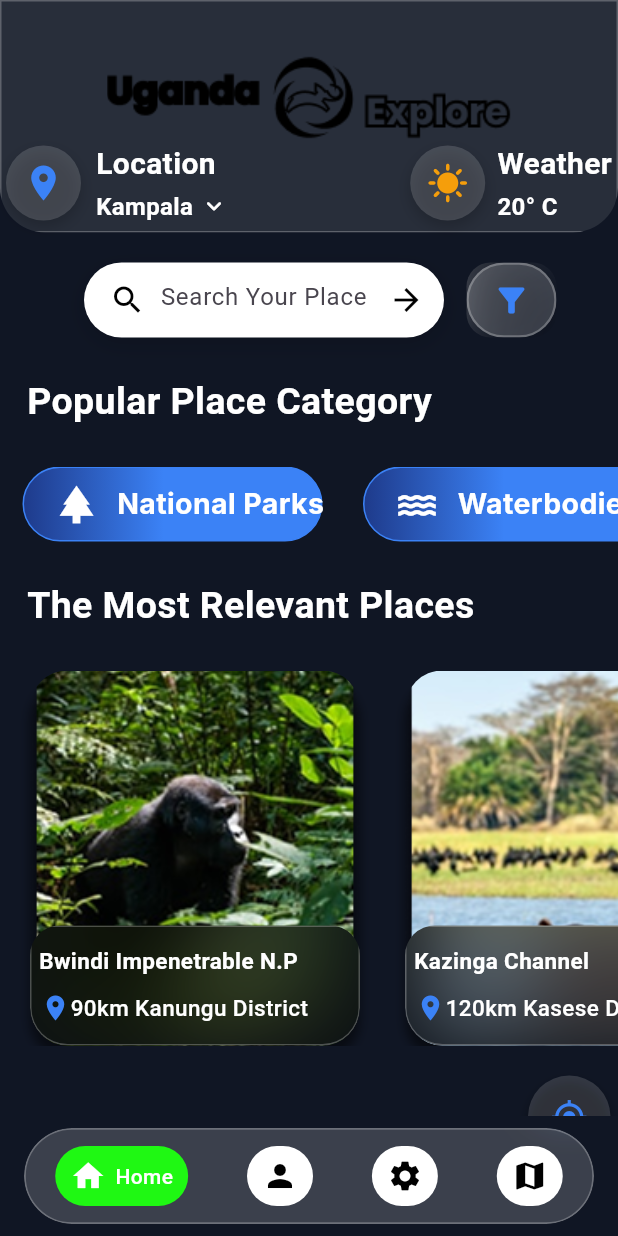
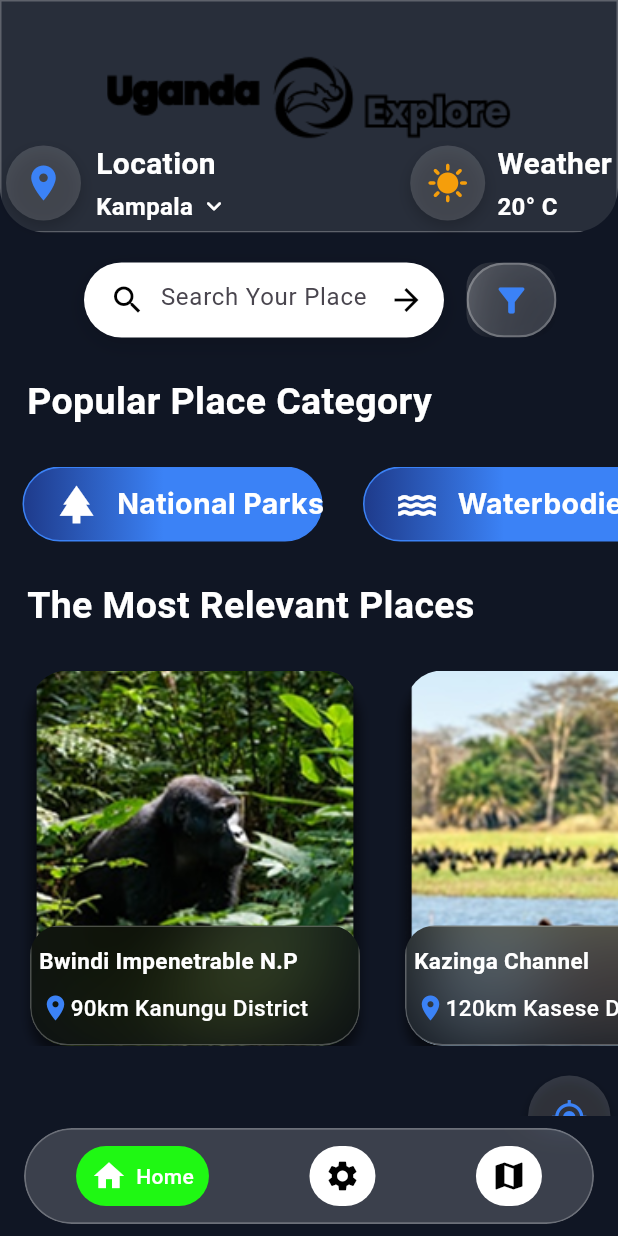
Before and after one commit to Alvin11David/UGANDA-EXPLORE, a Flutter app: the screen it shows after launch, scrolled down 43 dp, after a tap on "Home", on a phone screen of 412 x 824 dp. Run offline on Flutter 3.47's test engine with Material 3 defaults, Android fonts, the phone set to English and light mode, and no system bars; our stand-ins replace camera, cloud_firestore, firebase_auth, firebase_core, flutter_compass, flutter_svg and 7 more; accounts and stored records are empty; Roboto replaces fonts that are missing (Inter, Poppins).

Commit message:
removed the profile button from the nav bar on the home screen

```diff
--- a/uganda_explore/lib/screens/home/home_screen.dart
+++ b/uganda_explore/lib/screens/home/home_screen.dart
@@ -31,13 +31,11 @@ class _HomeScreenState extends State<HomeScreen> {
       setState(() {
         _selectedIndex = index;
       });
-      Navigator.pushReplacementNamed(context, '/profile');
+      Navigator.pushReplacementNamed(context, '/settings');
     } else if (index == 2) {
       setState(() {
         _selectedIndex = index;
       });
-      Navigator.pushReplacementNamed(context, '/settings');
-    } else if (index == 3) {
       Navigator.push(
         context,
         MaterialPageRoute(
@@ -362,7 +360,7 @@ class _HomeScreenState extends State<HomeScreen> {
     });
 
     return Scaffold(
-      backgroundColor: const Color(0xFF101624), // Professional dark background
+      backgroundColor: const Color(0xFF101624),
       body: Column(
         children: [
           Expanded(
@@ -426,7 +424,7 @@ class _HomeScreenState extends State<HomeScreen> {
                                 child: const Center(
                                   child: Icon(
                                     Icons.location_on,
-                                    color: Color(0xFF3B82F6), // Blue
+                                    color: Color(0xFF3B82F6),
                                     size: 28,
                                   ),
                                 ),
@@ -491,7 +489,7 @@ class _HomeScreenState extends State<HomeScreen> {
                                 child: const Center(
                                   child: Icon(
                                     Icons.sunny,
-                                    color: Color(0xFFF59E0B), // Orange
+                                    color: Color(0xFFF59E0B),
                                     size: 28,
                                   ),
                                 ),
@@ -1348,22 +1346,16 @@ class _HomeScreenState extends State<HomeScreen> {
                         onTap: () => _onItemTapped(0),
                       ),
                       _NavIcon(
-                        icon: Icons.person,
-                        label: 'Profile',
+                        icon: Icons.settings,
+                        label: 'Settings',
                         selected: _selectedIndex == 1,
                         onTap: () => _onItemTapped(1),
                       ),
                       _NavIcon(
-                        icon: Icons.settings,
-                        label: 'Settings',
+                        icon: Icons.map,
+                        label: 'Map',
                         selected: _selectedIndex == 2,
                         onTap: () => _onItemTapped(2),
-                      ),
-                      _NavIcon(
-                        icon: Icons.map,
-                        label: 'Map',
-                        selected: _selectedIndex == 3,
-                        onTap: () => _onItemTapped(3),
                       ),
                     ],
                   ),
```
